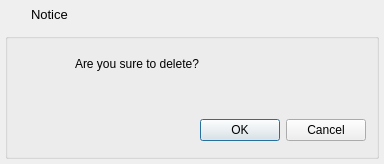
The window that ui/frmmessagebox.ui (hmj6639/dz) describes before a commit, drawn with Qt 5.
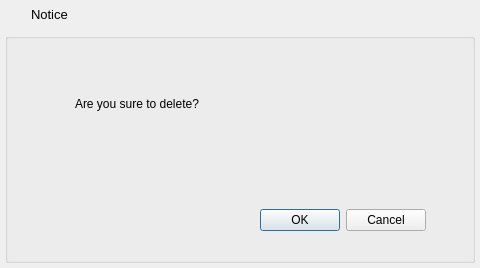
The same window after the commit. Icons and pictures are not drawn.

Patch:
```diff
--- a/ui/frmmessagebox.ui
+++ b/ui/frmmessagebox.ui
@@ -6,8 +6,8 @@
    <rect>
     <x>0</x>
     <y>0</y>
-    <width>384</width>
-    <height>164</height>
+    <width>480</width>
+    <height>268</height>
    </rect>
   </property>
   <property name="windowTitle">
@@ -191,7 +191,7 @@
          <property name="geometry">
           <rect>
            <x>10</x>
-           <y>10</y>
+           <y>40</y>
            <width>45</width>
            <height>45</height>
           </rect>
@@ -214,8 +214,8 @@
           <rect>
            <x>70</x>
            <y>10</y>
-           <width>271</width>
-           <height>41</height>
+           <width>351</width>
+           <height>121</height>
           </rect>
          </property>
          <property name="text">
@@ -232,8 +232,8 @@
          <property name="geometry">
           <rect>
            <x>10</x>
-           <y>80</y>
-           <width>351</width>
+           <y>170</y>
+           <width>411</width>
            <height>34</height>
           </rect>
          </property>
```
